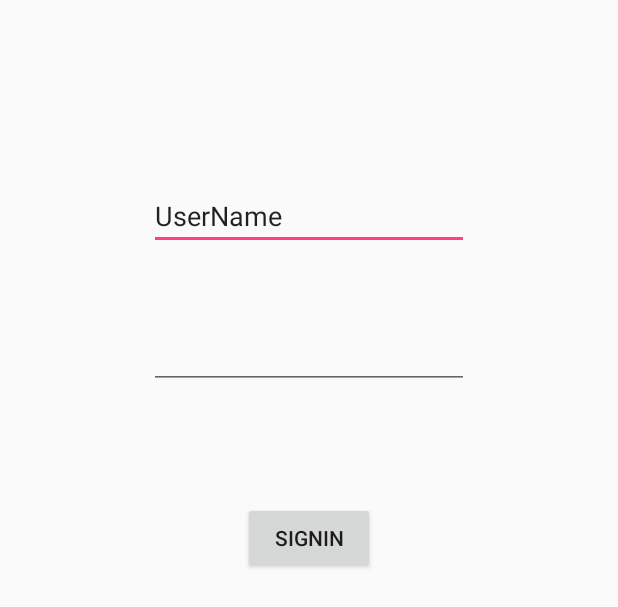
After one commit to abhi2810/QRAttendance, an Android app: the layout activity_main2.xml on its own in the app's theme, with its tools: preview values and no code run, on a phone screen of 412 x 824 dp. The commit adds this screen. Shown: the top 607 px of the screen. Run offline under Robolectric (Android 15) with nearby library versions, the phone set to English and light mode, and no system bars.

Commit message:
Adding Login Screen

```diff
--- a/app/build.gradle
+++ b/app/build.gradle
@@ -30,6 +30,9 @@ dependencies {
     testCompile 'junit:junit:4.12'
 }
 dependencies {
+    compile 'com.android.support.constraint:constraint-layout:+'
+}
+dependencies {
     compile fileTree(dir: 'libs', include: ['*.jar'])
     androidTestCompile('com.android.support.test.espresso:espresso-core:2.2.2', {
         exclude group: 'com.android.support', module: 'support-annotations'
--- a/app/src/main/AndroidManifest.xml
+++ b/app/src/main/AndroidManifest.xml
@@ -1,8 +1,10 @@
 <?xml version="1.0" encoding="utf-8"?>
 <manifest xmlns:android="http://schemas.android.com/apk/res/android"
     package="com.moonbeam.qrattendance">
-    <uses-permission android:name="android.permission.CAMERA"/>
-    <uses-permission android:name="android.permission.INTERNET"/>
+
+    <uses-permission android:name="android.permission.CAMERA" />
+    <uses-permission android:name="android.permission.INTERNET" />
+
     <application
         android:allowBackup="true"
         android:icon="@mipmap/qr"
@@ -13,6 +15,9 @@
             android:name=".MainActivity"
             android:label="@string/title_activity_main"
             android:theme="@style/AppTheme.NoActionBar">
+        </activity>
+        <activity android:name=".Main2Activity"
+            android:theme="@style/AppTheme.NoActionBar">
             <intent-filter>
                 <action android:name="android.intent.action.MAIN" />
 
--- /dev/null
+++ b/app/src/main/java/com/moonbeam/qrattendance/Main2Activity.java
@@ -0,0 +1,25 @@
+package com.moonbeam.qrattendance;
+
+import android.support.v7.app.AppCompatActivity;
+import android.os.Bundle;
+import android.content.Intent;
+import android.view.View;
+import android.widget.Button;
+import android.widget.TextView;
+import android.widget.Toast;
+
+public class Main2Activity extends AppCompatActivity {
+
+    @Override
+    protected void onCreate(Bundle savedInstanceState) {
+        super.onCreate(savedInstanceState);
+        setContentView(R.layout.activity_main2);
+
+    }
+    public void onButtonClick(View v){
+        if(v.getId()==R.id.button){
+            Intent i=new Intent(Main2Activity.this,MainActivity.class);
+            startActivity(i);
+        }
+    }
+}
--- a/app/src/main/res/layout/activity_main.xml
+++ b/app/src/main/res/layout/activity_main.xml
@@ -1,6 +1,5 @@
 <?xml version="1.0" encoding="utf-8"?>
 <RelativeLayout xmlns:android="http://schemas.android.com/apk/res/android"
-    xmlns:app="http://schemas.android.com/apk/res-auto"
     xmlns:tools="http://schemas.android.com/tools"
     android:layout_width="match_parent"
     android:layout_height="match_parent"
--- /dev/null
+++ b/app/src/main/res/layout/activity_main2.xml
@@ -0,0 +1,38 @@
+<?xml version="1.0" encoding="utf-8"?>
+<RelativeLayout xmlns:android="http://schemas.android.com/apk/res/android"
+    xmlns:tools="http://schemas.android.com/tools"
+    android:layout_width="match_parent"
+    android:layout_height="match_parent"
+    tools:context="com.moonbeam.qrattendance.Main2Activity">
+
+    <EditText
+        android:id="@+id/username"
+        android:layout_width="wrap_content"
+        android:layout_height="wrap_content"
+        android:layout_alignParentTop="true"
+        android:layout_centerHorizontal="true"
+        android:layout_marginTop="121dp"
+        android:ems="10"
+        android:inputType="textPersonName"
+        android:text="UserName" />
+
+    <EditText
+        android:id="@+id/pass"
+        android:layout_width="wrap_content"
+        android:layout_height="wrap_content"
+        android:layout_alignEnd="@+id/username"
+        android:layout_below="@+id/username"
+        android:layout_marginTop="47dp"
+        android:ems="10"
+        android:inputType="textPassword" />
+
+    <Button
+        android:id="@+id/button"
+        android:layout_width="wrap_content"
+        android:layout_height="wrap_content"
+        android:layout_below="@+id/pass"
+        android:layout_centerHorizontal="true"
+        android:layout_marginTop="75dp"
+        android:onClick="onButtonClick"
+        android:text="SignIn" />
+</RelativeLayout>
```
